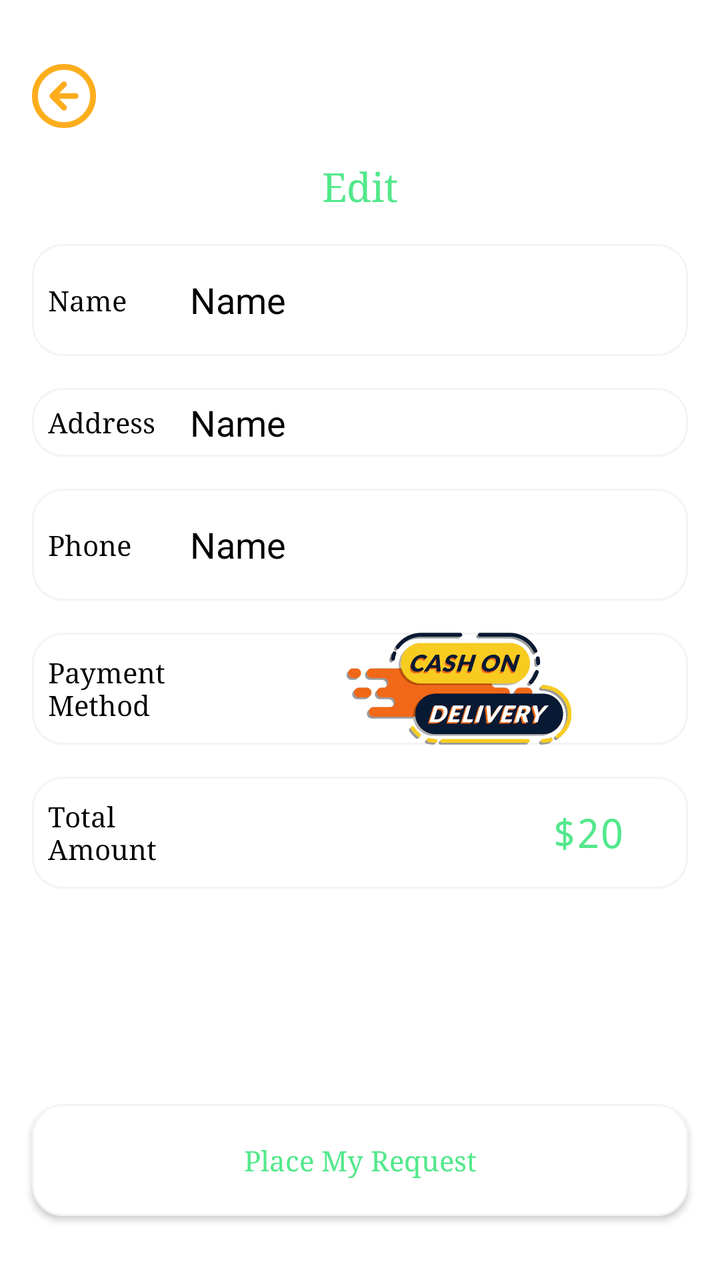
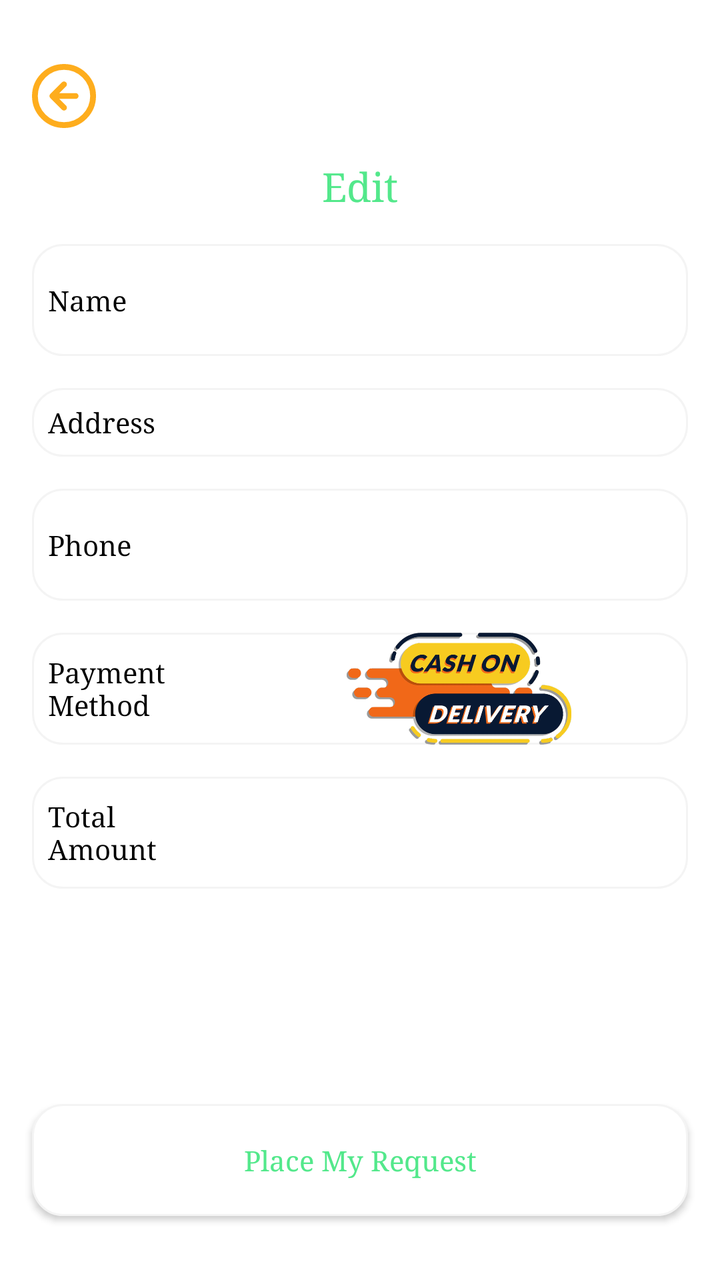

Screens rendered from an Android XML layout before and after an edit, with the pre-edit source and the edit as a unified diff.
<!-- AndroidManifest.xml: application theme Theme.ServiceProvider -->
<!-- res/layout/activity_pay_out.xml -->
<?xml version="1.0" encoding="utf-8"?>
<FrameLayout xmlns:android="http://schemas.android.com/apk/res/android"
    xmlns:tools="http://schemas.android.com/tools"
    xmlns:app="http://schemas.android.com/apk/res-auto"
    android:id="@+id/main"
    android:layout_width="match_parent"
    android:layout_height="match_parent"
    android:orientation="vertical"
    android:background="@color/white"
    tools:context=".PayOutActivity">

    <LinearLayout
        android:layout_width="match_parent"
        android:layout_height="wrap_content"
        android:orientation="vertical">

        <ImageButton
            android:id="@+id/backButtonPayout"
            android:layout_width="32dp"
            android:layout_height="32dp"
            android:layout_marginTop="32dp"
            android:layout_marginLeft="16dp"
            android:scaleType="centerCrop"
            android:background="@android:color/transparent"
            app:srcCompat="@drawable/arrow_left" />

        <TextView
            android:id="@+id/textView29"
            android:layout_width="wrap_content"
            android:layout_height="wrap_content"
            android:fontFamily="serif"
            android:text="Edit"
            android:textColor="@color/start"
            android:layout_marginTop="16dp"
            android:textSize="20dp"
            app:layout_constraintEnd_toEndOf="parent"
            app:layout_constraintStart_toStartOf="parent"
            android:layout_gravity="center"
            app:layout_constraintTop_toBottomOf="@+id/button3" />

        <LinearLayout
            android:layout_marginTop="16dp"
            android:layout_width="match_parent"
            android:layout_height="56dp"
            android:layout_marginStart="16dp"
            android:layout_marginEnd="16dp"
            android:background="@drawable/profileedittextshape"
            android:gravity="center_vertical"
            android:orientation="horizontal"
            app:layout_constraintEnd_toEndOf="parent"
            app:layout_constraintStart_toStartOf="parent"
            app:layout_constraintTop_toBottomOf="@+id/textView29">

            <TextView

                android:layout_width="40dp"
                android:layout_height="wrap_content"
                android:layout_weight="1"
                android:fontFamily="serif"
                android:paddingLeft="8dp"
                android:text="Name"
                android:textColor="@color/black" />

            <EditText

                android:layout_width="wrap_content"
                android:layout_height="wrap_content"
                android:layout_weight="1"
                android:background="@android:color/transparent"
                android:ems="10"
                android:fontFamily="sans-serif"
                android:inputType="text"
                android:text="Name"
                android:textColor="@color/black" />
        </LinearLayout>
        <LinearLayout
            android:layout_marginTop="16dp"
            android:layout_width="match_parent"
            android:layout_height="wrap_content"
            android:layout_marginStart="16dp"
            android:layout_marginEnd="16dp"
            android:background="@drawable/profileedittextshape"
            android:gravity="center_vertical"
            android:orientation="horizontal"
            app:layout_constraintEnd_toEndOf="parent"
            app:layout_constraintStart_toStartOf="parent"
            app:layout_constraintTop_toBottomOf="@+id/textView29">

            <TextView

                android:layout_width="40dp"
                android:layout_height="wrap_content"
                android:layout_weight="1"
                android:fontFamily="serif"
                android:paddingLeft="8dp"
                android:text="Address"
                android:textColor="@color/black" />

            <EditText

                android:layout_width="wrap_content"
                android:layout_height="wrap_content"
                android:layout_marginTop="5dp"
                android:layout_marginBottom="5dp"
                android:layout_weight="1"
                android:background="@android:color/transparent"
                android:ems="10"
                android:fontFamily="sans-serif"
                android:inputType="textMultiLine"
                android:text="Name"
                android:textColor="@color/black" />
        </LinearLayout>
        <LinearLayout
            android:layout_marginTop="16dp"
            android:layout_width="match_parent"
            android:layout_height="56dp"
            android:layout_marginStart="16dp"
            android:layout_marginEnd="16dp"
            android:background="@drawable/profileedittextshape"
            android:gravity="center_vertical"
            android:orientation="horizontal"
            app:layout_constraintEnd_toEndOf="parent"
            app:layout_constraintStart_toStartOf="parent"
            app:layout_constraintTop_toBottomOf="@+id/textView29">

            <TextView

                android:layout_width="40dp"
                android:layout_height="wrap_content"
                android:layout_weight="1"
                android:fontFamily="serif"
                android:paddingLeft="8dp"
                android:text="Phone"
                android:textColor="@color/black" />

            <EditText

                android:layout_width="wrap_content"
                android:layout_height="wrap_content"
                android:layout_weight="1"
                android:background="@android:color/transparent"
                android:ems="10"
                android:fontFamily="sans-serif"
                android:inputType="text"
                android:text="Name"
                android:textColor="@color/black" />
        </LinearLayout>
        <LinearLayout
            android:layout_marginTop="16dp"
            android:layout_width="match_parent"
            android:layout_height="56dp"
            android:layout_marginStart="16dp"
            android:layout_marginEnd="16dp"
            android:background="@drawable/profileedittextshape"
            android:gravity="center_vertical"
            android:orientation="horizontal"
            app:layout_constraintEnd_toEndOf="parent"
            app:layout_constraintStart_toStartOf="parent"
            app:layout_constraintTop_toBottomOf="@+id/textView29">

            <TextView

                android:layout_width="40dp"
                android:layout_height="wrap_content"
                android:layout_weight="1"
                android:fontFamily="serif"
                android:paddingLeft="8dp"
                android:text="Payment Method"
                android:textColor="@color/black" />

            <ImageView
                android:id="@+id/imageView7"
                android:layout_width="170dp"
                android:layout_height="wrap_content"
                android:layout_weight="1"
                app:srcCompat="@drawable/cashondelivery" />

        </LinearLayout>
        <LinearLayout
            android:layout_marginTop="16dp"
            android:layout_marginBottom="8dp"
            android:layout_width="match_parent"
            android:layout_height="56dp"
            android:layout_marginStart="16dp"
            android:layout_marginEnd="16dp"
            android:background="@drawable/profileedittextshape"
            android:gravity="center_vertical"
            android:orientation="horizontal"
            app:layout_constraintEnd_toEndOf="parent"
            app:layout_constraintStart_toStartOf="parent"
            app:layout_constraintTop_toBottomOf="@+id/textView29">

            <TextView

                android:layout_width="40dp"
                android:layout_height="wrap_content"
                android:layout_weight="1"
                android:fontFamily="serif"
                android:paddingLeft="8dp"
                android:text="Total Amount"
                android:textColor="@color/black" />

            <EditText

                android:layout_width="170dp"
                android:layout_height="wrap_content"
                android:layout_weight="1"
                android:background="@android:color/transparent"
                android:ems="10"
                android:fontFamily="monospace"
                android:gravity="end"
                android:inputType="none"
                android:paddingEnd="32dp"
                android:text="$20"
                android:textColor="@color/start"
                android:textSize="20dp" />
        </LinearLayout>

    </LinearLayout>


    <androidx.appcompat.widget.AppCompatButton
        android:id="@+id/PlaceMyOrder"
        android:layout_width="match_parent"
        android:layout_height="56dp"
        android:layout_gravity="bottom"
        android:layout_marginLeft="16dp"
        android:layout_marginRight="16dp"
        android:layout_marginBottom="32dp"
        android:background="@drawable/edittextshape"
        android:fontFamily="serif"
        android:text="Place My Request"
        android:textAllCaps="false"
        android:textColor="@color/start" />


</FrameLayout>
<!-- resources referenced by this layout -->
<resources>
  <color name="black">#FF000000</color>
  <color name="start">#53E88B</color>
  <color name="white">#FFFFFFFF</color>
  <!-- drawable arrow_left (drawable) -->
  <vector xmlns:android="http://schemas.android.com/apk/res/android"
      android:width="22dp"
      android:height="22dp"
      android:viewportWidth="22"
      android:viewportHeight="22">
    <path
        android:pathData="M11,7L7,11M7,11L11,15M7,11H15M21,11C21,16.523 16.523,21 11,21C5.477,21 1,16.523 1,11C1,5.477 5.477,1 11,1C16.523,1 21,5.477 21,11Z"
        android:strokeLineJoin="round"
        android:strokeWidth="2"
        android:fillColor="#00000000"
        android:strokeColor="@color/iconColor"
        android:strokeLineCap="round"/>
  </vector>
  <!-- drawable cashondelivery: png bitmap (drawable, 170035 bytes) -->
  <!-- drawable edittextshape (drawable) -->
  <?xml version="1.0" encoding="utf-8"?>
  <shape xmlns:android="http://schemas.android.com/apk/res/android">
  <solid android:color="@color/white"/>
      <corners android:radius="15dp"/>
      <stroke android:color="#f4f4f4" android:width="1dp"/>
  </shape>
  <!-- drawable profileedittextshape (drawable) -->
  <?xml version="1.0" encoding="utf-8"?>
  <shape xmlns:android="http://schemas.android.com/apk/res/android">
  <stroke android:width="1dp" android:color="#f4f4f4"/>
      <solid android:color="@color/white"/>
      <corners android:radius="15dp"/>
  </shape>
  <style name="Theme.ServiceProvider" parent="Base.Theme.ServiceProvider" />
  <color name="iconColor">#FEAD1D</color>
  <style name="Base.Theme.ServiceProvider" parent="Theme.Material3.DayNight.NoActionBar">
          
          
      </style>
</resources>

<!-- the commit's change to res/layout/activity_pay_out.xml (unified diff, before → after) -->
@@ -63,6 +63,7 @@
 
             <EditText
 
+                android:id="@+id/name"
                 android:layout_width="wrap_content"
                 android:layout_height="wrap_content"
                 android:layout_weight="1"
@@ -70,7 +71,6 @@
                 android:ems="10"
                 android:fontFamily="sans-serif"
                 android:inputType="text"
-                android:text="Name"
                 android:textColor="@color/black" />
         </LinearLayout>
         <LinearLayout
@@ -98,6 +98,7 @@
 
             <EditText
 
+                android:id="@+id/address"
                 android:layout_width="wrap_content"
                 android:layout_height="wrap_content"
                 android:layout_marginTop="5dp"
@@ -107,7 +108,6 @@
                 android:ems="10"
                 android:fontFamily="sans-serif"
                 android:inputType="textMultiLine"
-                android:text="Name"
                 android:textColor="@color/black" />
         </LinearLayout>
         <LinearLayout
@@ -135,6 +135,7 @@
 
             <EditText
 
+                android:id="@+id/phone"
                 android:layout_width="wrap_content"
                 android:layout_height="wrap_content"
                 android:layout_weight="1"
@@ -142,7 +143,6 @@
                 android:ems="10"
                 android:fontFamily="sans-serif"
                 android:inputType="text"
-                android:text="Name"
                 android:textColor="@color/black" />
         </LinearLayout>
         <LinearLayout
@@ -202,6 +202,7 @@
 
             <EditText
 
+                android:id="@+id/totalAmount"
                 android:layout_width="170dp"
                 android:layout_height="wrap_content"
                 android:layout_weight="1"
@@ -211,7 +212,6 @@
                 android:gravity="end"
                 android:inputType="none"
                 android:paddingEnd="32dp"
-                android:text="$20"
                 android:textColor="@color/start"
                 android:textSize="20dp" />
         </LinearLayout>
